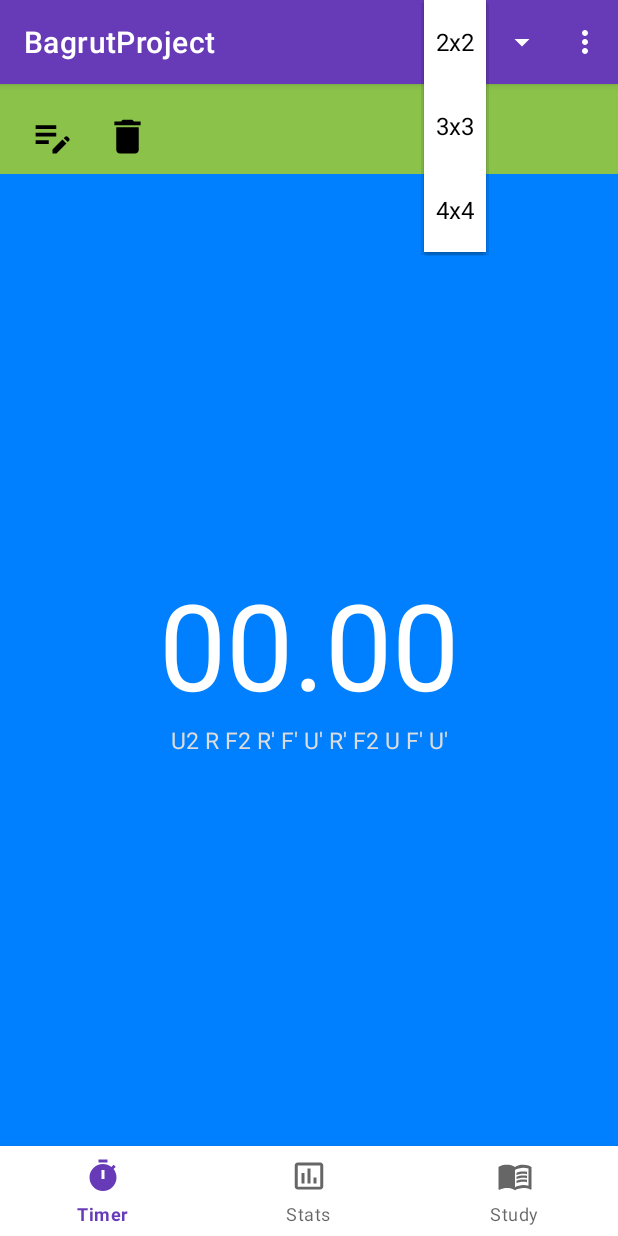
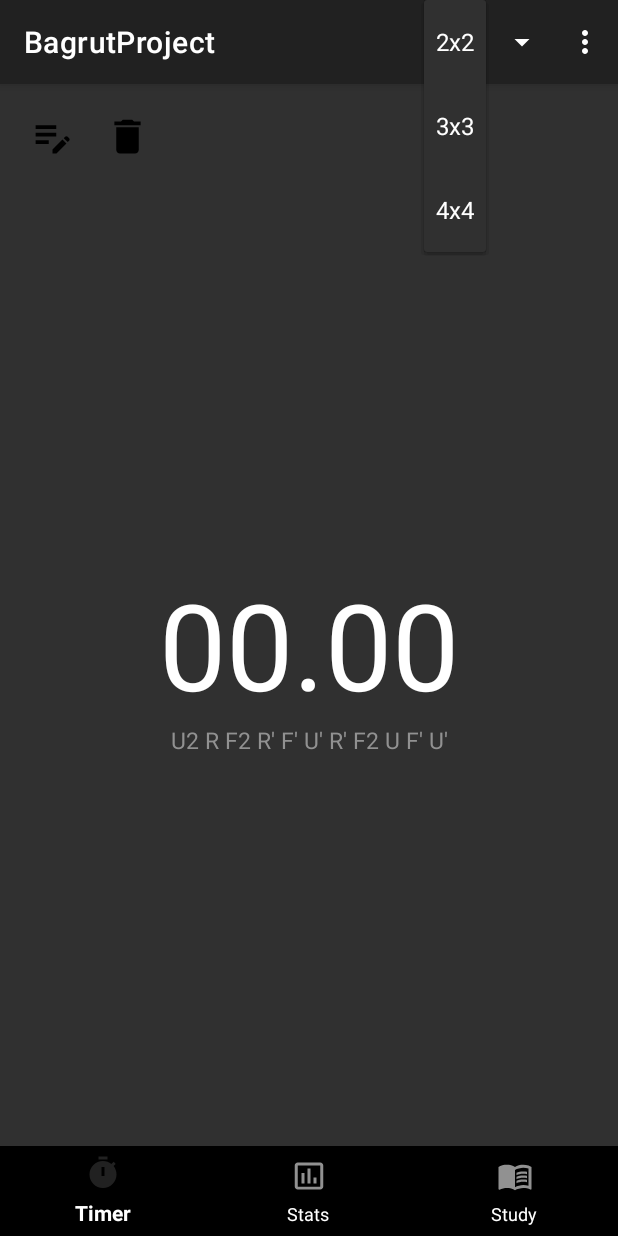
Before and after one commit to HarelPolak/BagrutProject, an Android app: the screen it shows after launch (MainActivity), after a tap on "2x2", on a phone screen of 412 x 824 dp. Run offline under Robolectric (Android 15) with nearby library versions, the phone set to English and light mode, and no system bars.

Commit message:
themes half done

```diff
--- a/app/src/main/AndroidManifest.xml
+++ b/app/src/main/AndroidManifest.xml
@@ -14,9 +14,6 @@
         tools:targetApi="31">
         <activity
             android:name=".AboutActivity"
-            android:exported="false" />
-        <activity
-            android:name=".AlgorithmsActivity"
             android:exported="false" />
         <activity
             android:name=".StudyActivity"
--- a/app/src/main/res/layout/activity_about.xml
+++ b/app/src/main/res/layout/activity_about.xml
@@ -5,7 +5,6 @@
     android:layout_width="match_parent"
     android:layout_height="match_parent"
     tools:context=".AboutActivity"
-    android:background="#4CAF50"
     >
 
     <TextView
@@ -14,6 +13,6 @@
         android:text="About Activity"
         android:textSize="30dp"
         android:gravity="center"
-        android:layout_gravity="center"/>
+        android:layout_gravity="center" />
 
 </LinearLayout>
--- a/app/src/main/res/layout/activity_main.xml
+++ b/app/src/main/res/layout/activity_main.xml
@@ -25,6 +25,6 @@
         app:layout_constraintEnd_toEndOf="parent"
         app:layout_constraintHorizontal_bias="0.5"
         app:layout_constraintStart_toStartOf="parent"
-        app:menu="@menu/bottom_nav_menu"/>
+        app:menu="@menu/bottom_nav_menu" />
 
 </androidx.constraintlayout.widget.ConstraintLayout>
--- a/app/src/main/res/layout/activity_settings.xml
+++ b/app/src/main/res/layout/activity_settings.xml
@@ -4,7 +4,6 @@
     xmlns:tools="http://schemas.android.com/tools"
     android:layout_width="match_parent"
     android:layout_height="match_parent"
-    android:background="#4CAF50"
     tools:context=".SettingsActivity">
 
     <FrameLayout
--- a/app/src/main/res/layout/activity_study.xml
+++ b/app/src/main/res/layout/activity_study.xml
@@ -5,7 +5,6 @@
     android:layout_width="match_parent"
     android:layout_height="match_parent"
     tools:context=".StudyActivity"
-    android:background="#0080FF"
     >
 
     <TextView
--- a/app/src/main/res/layout/fragment_algorithms.xml
+++ b/app/src/main/res/layout/fragment_algorithms.xml
@@ -4,14 +4,12 @@
     android:layout_width="match_parent"
     android:layout_height="match_parent"
     tools:context=".AlgorithmsFragment"
-    android:background="#0080FF"
     >
 
     <ListView
         android:layout_width="match_parent"
         android:layout_height="match_parent"
         android:id="@+id/listView"
-        android:divider="@color/black"
         android:dividerHeight="1dp"/>
 
 </FrameLayout>
--- a/app/src/main/res/layout/fragment_stats.xml
+++ b/app/src/main/res/layout/fragment_stats.xml
@@ -5,7 +5,6 @@
     xmlns:tools="http://schemas.android.com/tools"
     android:layout_width="match_parent"
     android:layout_height="match_parent"
-    android:background="#0080FF"
     tools:context=".StatsFragment"
     android:orientation="vertical">
 
@@ -13,8 +12,7 @@
         android:id="@+id/table_layout"
         android:layout_width="match_parent"
         android:layout_height="wrap_content"
-        android:layout_margin="10dp"
-        android:background="@drawable/curved_border">
+        android:layout_margin="10dp">
 
         <TableRow
             android:layout_width="match_parent">
--- a/app/src/main/res/layout/fragment_timer.xml
+++ b/app/src/main/res/layout/fragment_timer.xml
@@ -5,15 +5,13 @@
     xmlns:tools="http://schemas.android.com/tools"
     android:layout_width="match_parent"
     android:layout_height="match_parent"
-    android:background="#0080FF"
     tools:context=".TimerFragment"
     android:orientation="vertical">
 
 
     <androidx.constraintlayout.widget.ConstraintLayout
         android:layout_width="match_parent"
-        android:layout_height="60dp"
-        android:background="@color/green">
+        android:layout_height="60dp">
 
         <ImageButton
             android:id="@+id/ibEdit"
@@ -47,7 +45,6 @@
             android:layout_width="match_parent"
             android:layout_height="wrap_content"
             android:text="00.00"
-            android:textColor="@color/white"
             android:textSize="80dp"
             android:gravity="center"
             android:layout_gravity="center" />
@@ -56,10 +53,10 @@
             android:id="@+id/tvScramble"
             android:layout_width="match_parent"
             android:layout_height="wrap_content"
-            android:textColor="#DCDCDC"
             android:textSize="15dp"
             android:gravity="center"
-            android:layout_marginHorizontal="10dp"/>
+            android:layout_marginHorizontal="10dp"
+            style="@style/TEXT_SECONDARY"/>
 
     </LinearLayout>
 
--- a/app/src/main/res/layout/fragment_tutorials.xml
+++ b/app/src/main/res/layout/fragment_tutorials.xml
@@ -4,14 +4,11 @@
     android:layout_width="match_parent"
     android:layout_height="match_parent"
     tools:context=".TutorialsFragment"
-    android:background="#0080FF"
     >
 
     <ListView
         android:layout_width="match_parent"
         android:layout_height="match_parent"
-        android:id="@+id/listView"
-        android:divider="@color/black"
-        android:dividerHeight="1dp"/>
+        android:id="@+id/listView" />
 
 </FrameLayout>
--- a/app/src/main/res/layout/layout_drop_list.xml
+++ b/app/src/main/res/layout/layout_drop_list.xml
@@ -5,6 +5,4 @@
     android:singleLine="true"
     android:layout_width="match_parent"
     android:layout_height="?attr/actionBarSize"
-    android:ellipsize="marquee"
-    android:background="@color/white"
-    android:textColor="@color/black"/>
+    android:ellipsize="marquee" />
--- a/app/src/main/res/layout/layout_drop_title.xml
+++ b/app/src/main/res/layout/layout_drop_title.xml
@@ -5,5 +5,4 @@
     android:singleLine="true"
     android:layout_width="wrap_content"
     android:layout_height="?attr/actionBarSize"
-    android:textColor="@android:color/white"
     android:ellipsize="marquee"/>
--- a/app/src/main/res/layout/solve_item_layout.xml
+++ b/app/src/main/res/layout/solve_item_layout.xml
@@ -3,15 +3,13 @@
     android:layout_width="match_parent"
     android:layout_height="wrap_content"
     android:orientation="horizontal"
-    android:padding="16dp"
-    android:background="@color/colorPrimary">
+    android:padding="16dp">
 
     <TextView
         android:id="@+id/time_text_view"
         android:layout_width="0dp"
         android:layout_height="wrap_content"
         android:layout_weight="1"
-        android:textSize="16sp"
-        android:textColor="@color/white"/>
+        android:textSize="16sp" />
 
 </LinearLayout>
--- a/app/src/main/res/values-night/themes.xml
+++ b/app/src/main/res/values-night/themes.xml
@@ -1,7 +1,9 @@
 <resources xmlns:tools="http://schemas.android.com/tools">
     <!-- Base application theme. -->
     <style name="Base.Theme.BagrutProject" parent="Theme.MaterialComponents.Light.DarkActionBar">
-        <!-- Customize your dark theme here. -->
-        <!-- <item name="colorPrimary">@color/my_dark_primary</item> -->
+        <item name="colorPrimary">#272729</item>
+        <item name="colorPrimaryVariant">#161617</item>
+        <item name="colorOnPrimary">#FFFFFF</item>
+        <item name="colorAccent">#DC530B</item>
     </style>
 </resources>
--- a/app/src/main/res/values/colors.xml
+++ b/app/src/main/res/values/colors.xml
@@ -1,11 +1,21 @@
 <?xml version="1.0" encoding="utf-8"?>
 <resources>
-    <color name="black">#FF000000</color>
-    <color name="white">#FFFFFFFF</color>
-    <color name="colorPrimary">#673AB7</color>
-    <color name="colorPrimaryDark">#3F51B5</color>
-    <color name="colorAccent">#F44336</color>
-    <color name="green">#8BC34A</color>
-    <color name="lightBlue">#00BCD4</color>
-    <color name="red">#F43636</color>
+    <color name="darkColorPrimary">#212121</color>
+    <color name="darkColorPrimaryDark">#000000</color>
+    <color name="darkColorAccent">#CC9B0A</color>
+    <color name="darkListBackground">#212121</color>
+    <color name="darkBackgroundColor">#303030</color>
+    <color name="darkTextColorPrimary">#FFFFFF</color>
+    <color name="darkTextColorSecondary">#919191</color>
+    <color name="darkNavigationBarColor">#212121</color>
+
+
+
+    <color name="lightColorPrimary">#FFD54F</color>
+    <color name="lightColorPrimaryDark">#FFC107</color>
+    <color name="lightListBackground">#F5F5F5</color>
+    <color name="lightCardBackground">#FFFFFF</color>
+    <color name="lightCardTitle">#000000</color>
+    <color name="lightDialogTitle">#000000</color>
+
 </resources>
--- a/app/src/main/res/values/themes.xml
+++ b/app/src/main/res/values/themes.xml
@@ -1,8 +1,31 @@
 <resources xmlns:tools="http://schemas.android.com/tools" xmlns:app="http://schemas.android.com/apk/res-auto">
-    <!-- Base application theme. -->
+
     <style name="AppTheme" parent="Theme.MaterialComponents.Light.DarkActionBar">
-        <item name="colorPrimary">@color/colorPrimary</item>
-        <item name="colorPrimaryDark">@color/colorPrimaryDark</item>
-        <item name="colorAccent">@color/colorAccent</item>
+        <item name="colorPrimary">@color/darkColorPrimary</item>
+        <item name="colorPrimaryDark">@color/darkColorPrimaryDark</item>
+        <item name="colorAccent">@color/darkColorAccent</item>
+        <item name="android:windowBackground">@color/darkBackgroundColor</item>
+        <item name="android:textColor">@color/darkTextColorPrimary</item>
+        <item name="android:textColorSecondary">@color/darkTextColorSecondary</item>
+        <item name="tabBackground">@color/darkBackgroundColor</item>
+        <item name="tabIndicatorColor">@color/darkTextColorPrimary</item>
+        <item name="tabSelectedTextColor">@color/darkTextColorPrimary</item>
+        <item name="tabTextColor">@color/darkTextColorSecondary</item>
+        <item name="bottomNavigationStyle">@style/BOTTOM_NAV</item>
+
     </style>
+
+    <style name="SCREEN">
+        <item name="android:background">@color/darkBackgroundColor</item>
+    </style>
+
+    <style name="TEXT_SECONDARY">
+        <item name="android:textColor">@color/darkTextColorSecondary</item>
+    </style>
+
+    <style name="BOTTOM_NAV">
+        <item name="android:background">@color/darkColorPrimaryDark</item>
+        <item name="android:selectableItemBackground">@color/darkTextColorPrimary</item>
+    </style>
+
 </resources>
```
Also changed, not shown: app/src/main/res/layout/fragment_study.xml (+3 -4 lines), app/src/main/res/layout/layout_edit.xml (+14 -9 lines).
